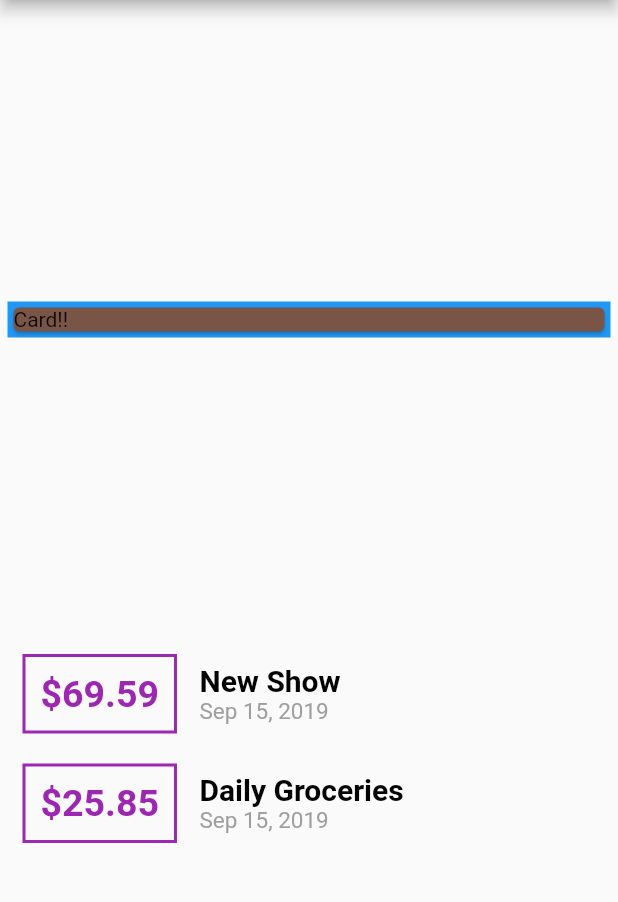
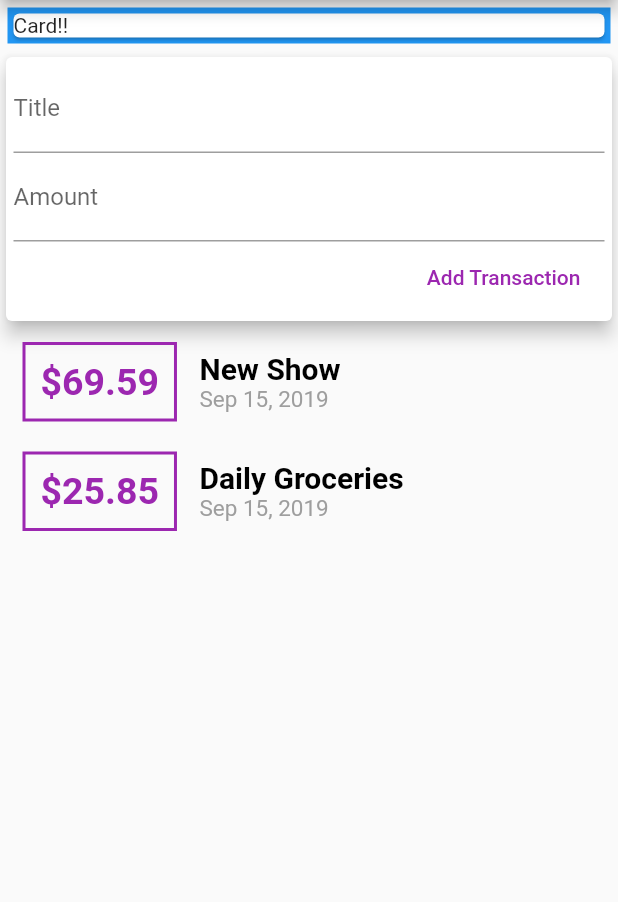
Before and after one commit to rezatrue/Expanse_Planner, a Flutter app: the screen it shows after launch, on a phone screen of 412 x 824 dp, the part 84-986 px from its top. Run offline on Flutter 3.47's test engine with Material 2 defaults, Android fonts, the phone set to English and light mode, and no system bars.

Commit message:
Input From Style

```diff
--- a/lib/main.dart
+++ b/lib/main.dart
@@ -25,7 +25,7 @@ class _MyAppState extends State<MyApp> {
             title: Text('Expanse Planner'),
           ) ,
           body: Column(
-            mainAxisAlignment: MainAxisAlignment.spaceEvenly,
+            mainAxisAlignment: MainAxisAlignment.start,
             crossAxisAlignment: CrossAxisAlignment.stretch,
             children: <Widget>[
               Container(
@@ -34,8 +34,27 @@ class _MyAppState extends State<MyApp> {
                 color: Colors.blue,
                 child: Card(
                     child: Text('Card!!',),
-                    color: Colors.brown,
                   ),
+              ),
+              Card(
+                elevation: 5,
+                child: Container(
+                    padding: EdgeInsets.all(5),
+                    child: Column(
+                      crossAxisAlignment: CrossAxisAlignment.end,
+                      children: <Widget>[
+                        TextField(decoration: InputDecoration(labelText: 'Title'),),
+                        TextField(decoration: InputDecoration(labelText: 'Amount'),),
+                        FlatButton(
+                          child: Text('Add Transaction'),
+                          textColor: Colors.purple,
+                          onPressed: (){
+
+                            }
+                          ),
+                      ],
+                    ),
+                ),
               ),
               Column(children: transactions.map((tx) {
                 return Row(children: <Widget>[
```
Also changed, not shown: 1 other file.
